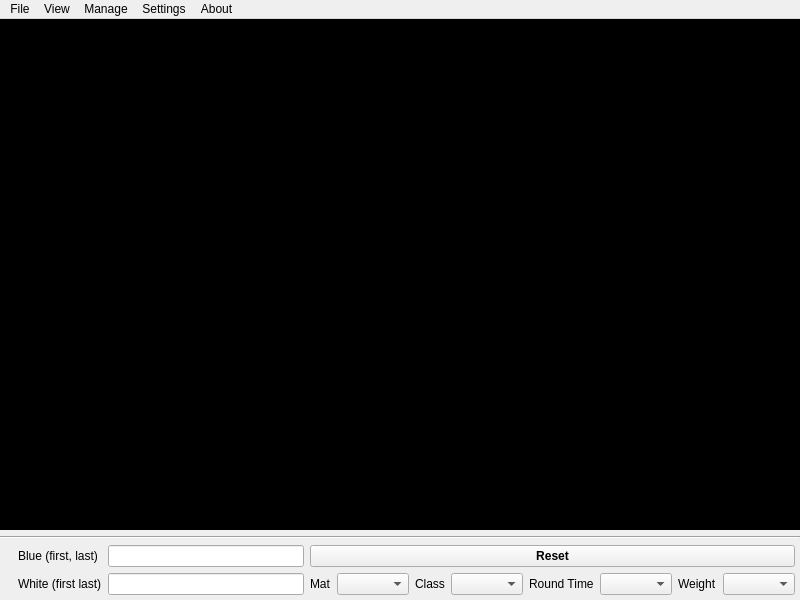
Above: SingleTournament/mainwindow.ui from fmuecke/Ipponboard before the change. Below: the same form after it.
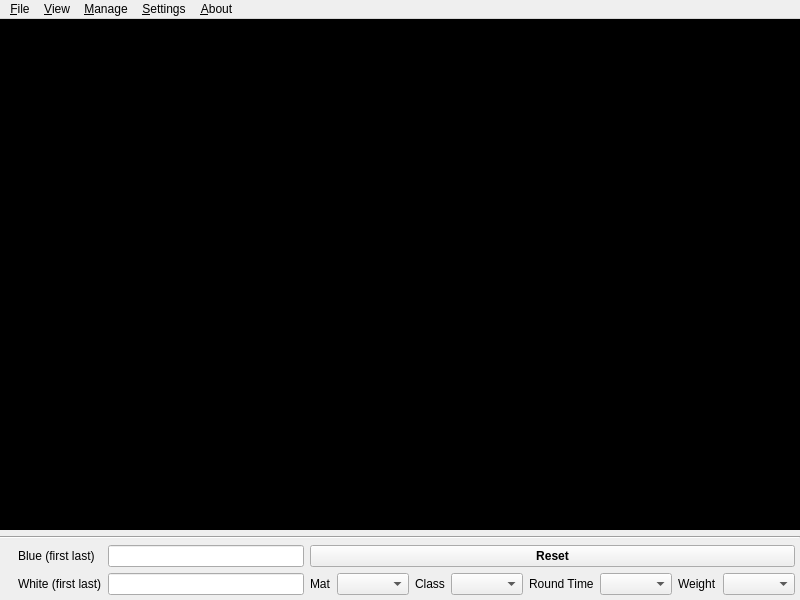
That is the form after the change. Icons and pictures are not drawn.

The edit to the form file:
```diff
--- a/SingleTournament/mainwindow.ui
+++ b/SingleTournament/mainwindow.ui
@@ -165,7 +165,7 @@
          <enum>QFrame::Plain</enum>
         </property>
         <property name="text">
-         <string>Blue (first, last)</string>
+         <string>Blue (first last)</string>
         </property>
        </widget>
       </item>
@@ -263,7 +263,7 @@
    </property>
    <widget class="QMenu" name="menu">
     <property name="title">
-     <string>File</string>
+     <string>&amp;File</string>
     </property>
     <addaction name="actionNeu"/>
     <addaction name="action_ffnen"/>
@@ -278,7 +278,7 @@
    </widget>
    <widget class="QMenu" name="menuAbout">
     <property name="title">
-     <string>About</string>
+     <string>&amp;About</string>
     </property>
     <addaction name="actionAbout_Ipponboard"/>
     <addaction name="separator"/>
@@ -288,13 +288,13 @@
    </widget>
    <widget class="QMenu" name="menuView">
     <property name="title">
-     <string>View</string>
+     <string>&amp;View</string>
     </property>
     <addaction name="actionShow_SecondaryView"/>
    </widget>
    <widget class="QMenu" name="menuSettings">
     <property name="title">
-     <string>Settings</string>
+     <string>&amp;Settings</string>
     </property>
     <widget class="QMenu" name="menuLanguages">
      <property name="toolTip">
@@ -317,7 +317,7 @@
      <bool>true</bool>
     </property>
     <property name="title">
-     <string>Manage</string>
+     <string>&amp;Manage</string>
     </property>
     <addaction name="actionVereine"/>
     <addaction name="actionListen"/>
```
Left out of the diff: 27 changed lines with no effect on the pictures.
